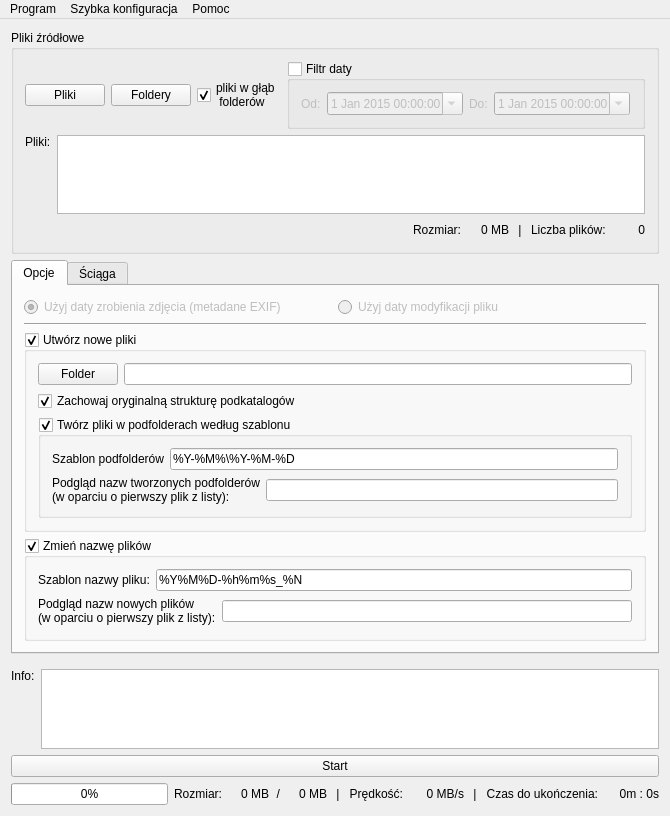
killdaclick/photodateorganizer, file PhotoDateOrganizer/MainWindow.ui: the form before one commit.
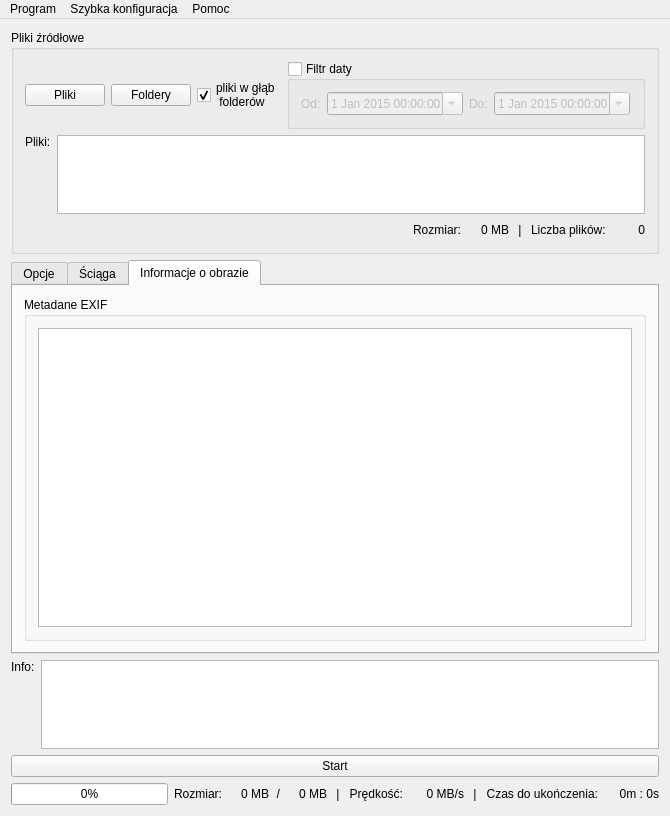
The form after the commit. The open tabs and pages were chosen to show the change. Icons and pictures are not drawn. Custom widgets are drawn as their Qt base class.

Commit message: Added "Photo Information" tab with EXIF output.

The edit to the form file:
```diff
--- a/PhotoDateOrganizer/MainWindow.ui
+++ b/PhotoDateOrganizer/MainWindow.ui
@@ -48,7 +48,7 @@
    <bool>false</bool>
   </property>
   <widget class="QWidget" name="centralWidget">
-   <layout class="QVBoxLayout" name="verticalLayout">
+   <layout class="QVBoxLayout" name="verticalLayout" stretch="5,0,2,0,0">
     <item>
      <widget class="QGroupBox" name="groupBox">
       <property name="minimumSize">
@@ -749,12 +749,42 @@
         </item>
        </layout>
       </widget>
+      <widget class="QWidget" name="infoTab">
+       <attribute name="icon">
+        <iconset resource="resource.qrc">
+         <normaloff>:/icons/rubber/icons/rubber-icons/system_monitor.ico</normaloff>:/icons/rubber/icons/rubber-icons/system_monitor.ico</iconset>
+       </attribute>
+       <attribute name="title">
+        <string>Informacje o obrazie</string>
+       </attribute>
+       <attribute name="toolTip">
+        <string>Rozszerzone informacje o obrazie</string>
+       </attribute>
+       <layout class="QHBoxLayout" name="horizontalLayout_15" stretch="0">
+        <item>
+         <widget class="QGroupBox" name="groupBox_3">
+          <property name="title">
+           <string>Metadane EXIF</string>
+          </property>
+          <layout class="QVBoxLayout" name="verticalLayout_7">
+           <item>
+            <widget class="QTextEdit" name="exifInfo">
+             <property name="readOnly">
+              <bool>true</bool>
+             </property>
+            </widget>
+           </item>
+          </layout>
+         </widget>
+        </item>
+       </layout>
+      </widget>
      </widget>
     </item>
     <item>
      <layout class="QHBoxLayout" name="horizontalLayout_5">
       <property name="topMargin">
-       <number>9</number>
+       <number>0</number>
       </property>
       <property name="bottomMargin">
        <number>0</number>
@@ -1118,6 +1148,13 @@
   </action>
  </widget>
  <layoutdefault spacing="6" margin="11"/>
+ <customwidgets>
+  <customwidget>
+   <class>InputFilesView</class>
+   <extends>QListView</extends>
+   <header>MainWindow.h</header>
+  </customwidget>
+ </customwidgets>
  <resources>
   <include location="resource.qrc"/>
  </resources>
```
Left out of the diff: 31 changed lines with no effect on the pictures. The commit also changes 5 other files.
